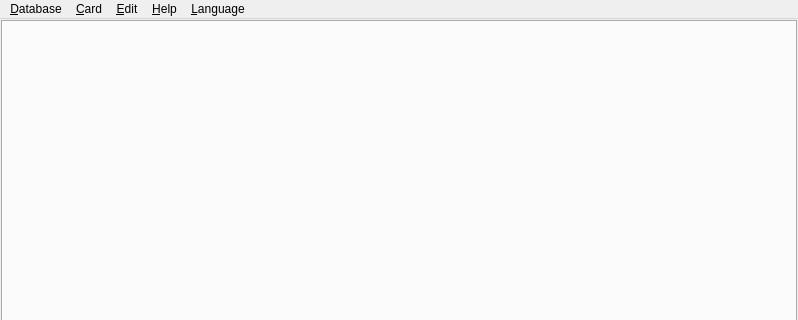
First picture: the form in src/gui/main_window.ui, repository ProjectIgnis/Datacorn, before the edit; both pictures show x 0 to 798 and y 0 to 320 of the 798 by 716 pixel window.
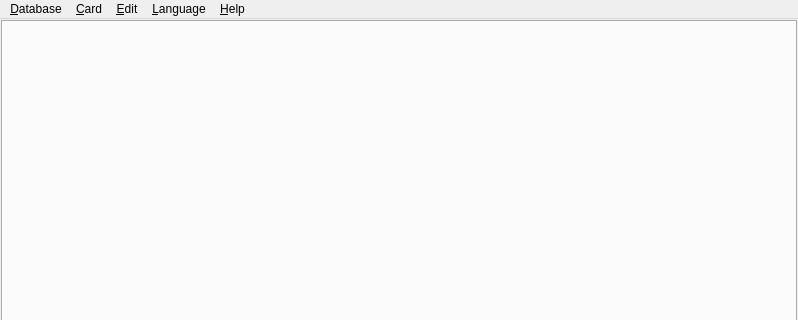
Second picture: the form after the edit. Icons and pictures are not drawn.

Commit message: Switch help and language menu positions

```diff
--- a/src/gui/main_window.ui
+++ b/src/gui/main_window.ui
@@ -97,8 +97,8 @@
    <addaction name="menuDatabase"/>
    <addaction name="menuCard"/>
    <addaction name="menuAction"/>
-   <addaction name="menuHelp"/>
    <addaction name="menuLanguage"/>
+   <addaction name="menuHelp"/>
   </widget>
   <action name="actionNewDatabase">
    <property name="text">
```
